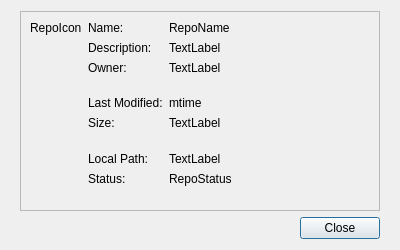
Old version of the form ui/repo-detail-dialog.ui in the repository haiwen/seafile-client.
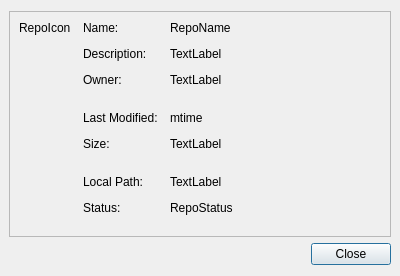
New version of the form.

What changed in the file:
```diff
--- a/ui/repo-detail-dialog.ui
+++ b/ui/repo-detail-dialog.ui
@@ -7,7 +7,7 @@
     <x>0</x>
     <y>0</y>
     <width>400</width>
-    <height>250</height>
+    <height>254</height>
    </rect>
   </property>
   <property name="sizePolicy">
@@ -21,10 +21,10 @@
   </property>
   <layout class="QVBoxLayout" name="verticalLayout">
    <property name="leftMargin">
-    <number>20</number>
+    <number>9</number>
    </property>
    <property name="rightMargin">
-    <number>20</number>
+    <number>9</number>
    </property>
    <item>
     <widget class="QFrame" name="mFrame">
@@ -35,6 +35,9 @@
       <enum>QFrame::Plain</enum>
      </property>
      <layout class="QHBoxLayout" name="horizontalLayout_2">
+      <property name="spacing">
+       <number>12</number>
+      </property>
       <item>
        <widget class="QLabel" name="mRepoIcon">
         <property name="sizePolicy">
```
